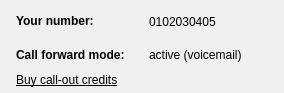
tkrotoff/WengoPhone, file wengophone/src/presentation/qt/profilebar/CreditWidget.ui: the form before one commit.
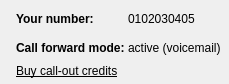
The form after the commit. Icons and pictures are not drawn.

```diff
--- a/wengophone/src/presentation/qt/profilebar/CreditWidget.ui
+++ b/wengophone/src/presentation/qt/profilebar/CreditWidget.ui
@@ -8,8 +8,8 @@
    <rect>
     <x>0</x>
     <y>0</y>
-    <width>284</width>
-    <height>93</height>
+    <width>229</width>
+    <height>84</height>
    </rect>
   </property>
   <property name="windowTitle" >
```
Left out of the diff: 3 changed lines with no effect on the pictures.
